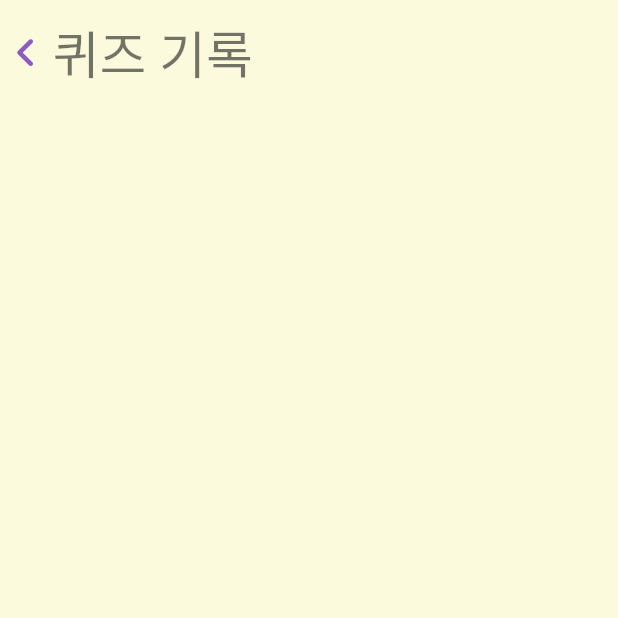
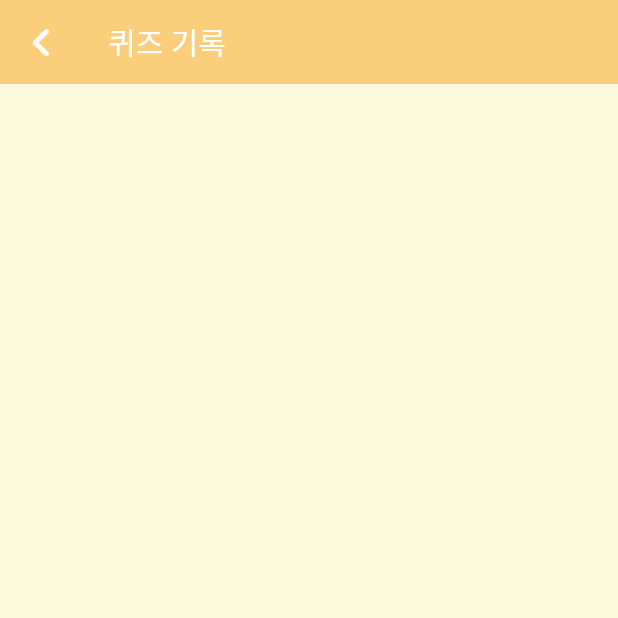
Before and after one commit to WithBible/withbible-mobile-app, a Flutter app: the QuizHistoryScreen screen opened by its route, on a phone screen of 412 x 824 dp, the top half of it. Run offline on Flutter 3.47's test engine with Material 2 defaults, Android fonts, the phone set to English and light mode, and no system bars; our stand-ins replace confetti, flutter_svg, font_awesome_flutter, shared_preferences; missing offline and left inert: stack; accounts and stored records are empty; network calls fail.

Commit message:
:truck: Move screen\quiz

```diff
--- a/lib/common/route_generator.dart
+++ b/lib/common/route_generator.dart
@@ -3,12 +3,11 @@ import 'package:withbible_app/model/category.dart';
 import 'package:withbible_app/model/quiz.dart';
 import 'package:withbible_app/model/quiz_result.dart';
 import 'package:withbible_app/screen/home_screen.dart';
-import 'package:withbible_app/screen/login_screen.dart';
-import 'package:withbible_app/screen/quiz_category_detail_screen.dart';
-import 'package:withbible_app/screen/quiz_history_screen.dart';
-import 'package:withbible_app/screen/quiz_result_screen.dart';
-import 'package:withbible_app/screen/quiz_screen.dart';
-import 'package:withbible_app/screen/review_screen.dart';
+import 'package:withbible_app/screen/quiz/category_detail_screen.dart';
+import 'package:withbible_app/screen/quiz/history_screen.dart';
+import 'package:withbible_app/screen/quiz/result_screen.dart';
+import 'package:withbible_app/screen/quiz/quiz_screen.dart';
+import 'package:withbible_app/screen/quiz/review_screen.dart';
 import 'package:withbible_app/screen/splash_screen.dart';
 import 'package:withbible_app/widget/bottom_widget.dart';
 
@@ -45,10 +44,10 @@ class RouteGenerator {
               builder: (_) => QuizCategoryDetailScreen(args));
         }
         return _errorRoute();
-      case ReviewScreen.routeName:
+      case QuizReviewScreen.routeName:
         if (args is Quiz) {
           return MaterialPageRoute(
-            builder: (_) => ReviewScreen(args),
+            builder: (_) => QuizReviewScreen(args),
           );
         }
         return _errorRoute();
--- a/lib/screen/quiz_category_detail_screen.dart
+++ b/lib/screen/quiz/category_detail_screen.dart
@@ -4,7 +4,7 @@ import 'package:withbible_app/common/theme_helper.dart';
 import 'package:withbible_app/controller/quiz.dart';
 import 'package:withbible_app/model/category.dart';
 import 'package:withbible_app/model/quiz.dart';
-import 'package:withbible_app/screen/quiz_screen.dart';
+import 'package:withbible_app/screen/quiz/quiz_screen.dart';
 
 class QuizCategoryDetailScreen extends StatefulWidget {
   static const routeName = '/categoryDetail';
--- a/lib/screen/quiz_history_screen.dart
+++ b/lib/screen/quiz/history_screen.dart
@@ -4,7 +4,7 @@ import 'package:withbible_app/common/theme_helper.dart';
 import 'package:withbible_app/controller/quiz.dart';
 import 'package:withbible_app/controller/quiz_history.dart';
 import 'package:withbible_app/model/quiz_history.dart';
-import 'package:withbible_app/screen/review_screen.dart';
+import 'package:withbible_app/screen/quiz/review_screen.dart';
 import 'package:withbible_app/store/quiz_store.dart';
 import 'package:withbible_app/widget/disco_button.dart';
 
@@ -36,13 +36,26 @@ class _QuizHistoryScreenState extends State<QuizHistoryScreen> {
   Widget build(BuildContext context) {
     return SafeArea(
       child: Scaffold(
+        appBar: AppBar(
+          elevation: 0,
+          title: const Text('퀴즈 기록'),
+          leading: IconButton(
+            icon: const FaIcon(
+              FontAwesomeIcons.angleLeft,
+              color: Colors.white,
+            ),
+            onPressed: () {
+              // TODO: Need after quiz, No need before quiz
+              Navigator.pop(context);
+            },
+          ),
+        ),
         body: Container(
           padding: const EdgeInsets.only(left: 10, right: 10),
           alignment: Alignment.center,
           decoration: BoxDecoration(color: ThemeHelper.shadowColor),
           child: Column(
             children: [
-              screenHeader(),
               Expanded(
                 child: SingleChildScrollView(
                   child: Column(
@@ -57,36 +70,6 @@ class _QuizHistoryScreenState extends State<QuizHistoryScreen> {
             ],
           ),
         ),
-      ),
-    );
-  }
-
-  // TODO: Need after quiz, No need before quiz
-  Widget screenHeader() {
-    const double margin = 10;
-
-    return Container(
-      margin: const EdgeInsets.only(top: margin, bottom: margin),
-      alignment: Alignment.centerLeft,
-      child: Row(
-        children: [
-          GestureDetector(
-            child: Container(
-              margin: const EdgeInsets.only(right: margin),
-              child: const FaIcon(
-                FontAwesomeIcons.angleLeft,
-                color: Color(0xff8d5ac4),
-              ),
-            ),
-            onTap: () {
-              Navigator.pop(context);
-            },
-          ),
-          Text(
-            "퀴즈 기록",
-            style: Theme.of(context).textTheme.headline4,
-          ),
-        ],
       ),
     );
   }
@@ -136,7 +119,7 @@ class _QuizHistoryScreenState extends State<QuizHistoryScreen> {
                   onPressed: () {
                     getQuizByTitle(quiz.title, quiz.categoryId).then((quiz) {
                       Navigator.of(context).pushNamed(
-                        ReviewScreen.routeName,
+                        QuizReviewScreen.routeName,
                         arguments: quiz,
                       );
                     });
--- a/lib/screen/quiz_screen.dart
+++ b/lib/screen/quiz/quiz_screen.dart
@@ -11,7 +11,7 @@ import 'package:withbible_app/model/question.dart';
 import 'package:withbible_app/model/quiz.dart';
 import 'package:withbible_app/model/quiz_history.dart';
 import 'package:withbible_app/model/quiz_result.dart';
-import 'package:withbible_app/screen/quiz_result_screen.dart';
+import 'package:withbible_app/screen/quiz/result_screen.dart';
 import 'package:withbible_app/service/quiz_engine.dart';
 import 'package:withbible_app/widget/disco_button.dart';
 import 'package:withbible_app/widget/question_options_widget.dart';
--- a/lib/screen/quiz_result_screen.dart
+++ b/lib/screen/quiz/result_screen.dart
@@ -4,7 +4,7 @@ import 'package:flutter/material.dart';
 import 'package:confetti/confetti.dart';
 import 'package:withbible_app/common/theme_helper.dart';
 import 'package:withbible_app/model/quiz_result.dart';
-import 'package:withbible_app/screen/quiz_history_screen.dart';
+import 'package:withbible_app/screen/quiz/history_screen.dart';
 import 'package:withbible_app/widget/disco_button.dart';
 
 class QuizResultScreen extends StatefulWidget {
--- a/lib/widget/category_header_widget.dart
+++ b/lib/widget/category_header_widget.dart
@@ -1,7 +1,7 @@
 import 'package:flutter/material.dart';
 import 'package:font_awesome_flutter/font_awesome_flutter.dart';
 import 'package:withbible_app/model/category.dart';
-import 'package:withbible_app/screen/quiz_category_detail_screen.dart';
+import 'package:withbible_app/screen/quiz/category_detail_screen.dart';
 
 class CategoryHeaderWidget extends StatelessWidget {
   final Category category;
```
Also changed, not shown: lib/screen/quiz/leader_board_screen.dart (renamed from lib/screen/leader_boards_screen.dart, +11 -9 lines), lib/screen/quiz/review_screen.dart (renamed from lib/screen/review_screen.dart, +5 -5 lines), lib/widget/bottom_widget.dart (+5 -5 lines).
